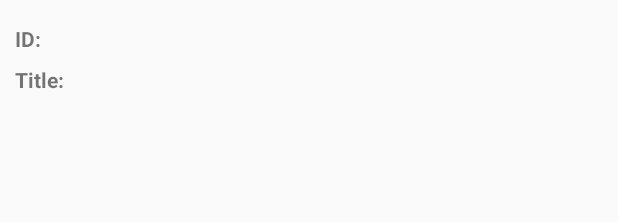
After one commit to conorfinnegan/BookStore, an Android app: the layout list_item_customer_search.xml on its own in the app's theme, with its tools: preview values and no code run, on a phone screen of 412 x 824 dp. The commit adds this screen. Shown: the top 222 px of the screen. Run offline under Robolectric (Android 15) with nearby library versions, the phone set to English and light mode, and no system bars; network calls fail.

Commit message:
Added customer search

```diff
--- /dev/null
+++ b/app/src/main/res/layout/list_item_customer_search.xml
@@ -0,0 +1,65 @@
+<?xml version="1.0" encoding="utf-8"?>
+<LinearLayout xmlns:android="http://schemas.android.com/apk/res/android"
+    android:layout_width="fill_parent"
+    android:layout_height="wrap_content"
+    android:orientation="vertical"
+    android:padding="10dp"
+    android:paddingLeft="10dp"
+    android:paddingRight="10dp" >
+
+    <TextView
+        android:id="@+id/bookid"
+        android:layout_width="fill_parent"
+        android:layout_height="wrap_content"
+        android:paddingBottom="2dip"
+        android:paddingTop="6dip"
+        android:textStyle="bold"
+        android:text="ID: "/>
+
+    <TextView
+        android:id="@+id/title"
+        android:layout_width="fill_parent"
+        android:layout_height="wrap_content"
+        android:paddingBottom="2dip"
+        android:paddingTop="6dip"
+        android:textStyle="bold"
+        android:text="Title: "/>
+
+
+    <TextView
+        android:id="@+id/author"
+        android:layout_width="fill_parent"
+        android:layout_height="wrap_content"
+        android:paddingBottom="2dip"
+        android:textStyle="bold"/>
+
+
+    <TextView
+        android:id="@+id/genre"
+        android:layout_width="wrap_content"
+        android:layout_height="wrap_content"
+        android:gravity="left"
+        android:textStyle="bold" />
+
+
+    <TextView
+        android:id="@+id/price"
+        android:layout_width="wrap_content"
+        android:layout_height="wrap_content"
+        android:gravity="left"
+        android:textStyle="bold" />
+
+    <TextView
+        android:id="@+id/year"
+        android:layout_width="wrap_content"
+        android:layout_height="wrap_content"
+        android:gravity="left"
+        android:textStyle="bold" />
+
+    <TextView
+        android:id="@+id/quantity"
+        android:layout_width="wrap_content"
+        android:layout_height="wrap_content"
+        android:gravity="left"
+        android:textStyle="bold" />
+</LinearLayout>
```
Also changed, not shown: app/src/main/java/com/example/conorfinnegan/bookstore/CustomerSearch.java (+128 -1 lines), app/src/main/res/layout/content_customer_search.xml (+8 -1 lines).
